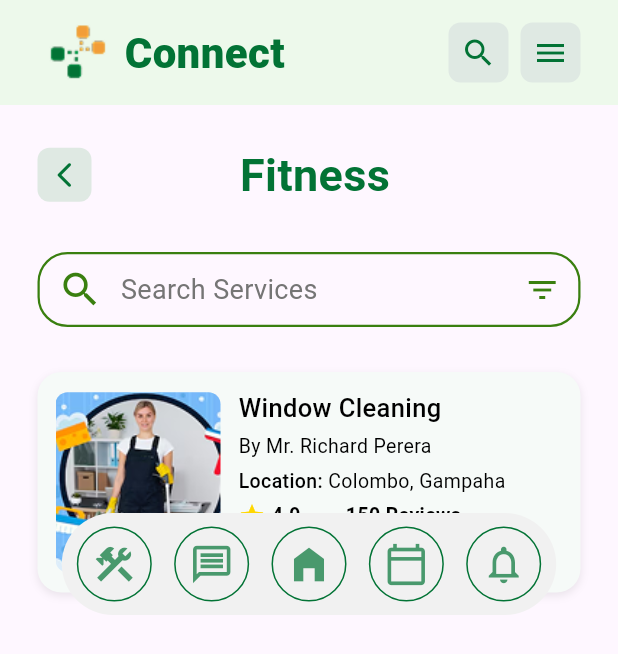
After one commit to sadeesacs/MAD, a Flutter app: the screen it shows after launch, after a tap on "Fitness", on a phone screen of 412 x 824 dp. The commit adds this screen. Shown: the top 654 px of the screen. Run offline on Flutter 3.47's test engine with Material 3 defaults, Android fonts, the phone set to English and light mode, and no system bars.

Commit message:
Category based service listing screen

```diff
--- /dev/null
+++ b/connect/lib/Customer/screens/category_based_service_listing/service_listing_screen.dart
@@ -0,0 +1,271 @@
+import 'package:flutter/material.dart';
+import 'package:flutter/rendering.dart';
+
+// Reuse your existing custom AppBar and NavBar
+import '../../widgets/connect_app_bar.dart';
+import '../../widgets/connect_nav_bar.dart';
+
+// Reuse your search bar from home, or create a new search bar if preferred
+import '../home/widgets/search_bar_widget.dart';
+
+// The widget for each service card
+import 'widgets/service_listing_card.dart';
+
+class ServiceListingScreen extends StatefulWidget {
+  final String categoryName;
+
+  const ServiceListingScreen({
+    Key? key,
+    required this.categoryName,
+  }) : super(key: key);
+
+  @override
+  State<ServiceListingScreen> createState() => _ServiceListingScreenState();
+}
+
+class _ServiceListingScreenState extends State<ServiceListingScreen> {
+  final ScrollController _scrollController = ScrollController();
+  bool _hideNavBar = false;
+  double _lastOffset = 0;
+
+  // Example service data for demonstration.
+  // In a real app, you'd fetch from an API or local data source.
+  final List<Map<String, dynamic>> allServices = [
+    {
+      'category': 'Fitness',
+      'title': 'Window Cleaning',
+      'provider': 'Mr. Richard Perera',
+      'city': 'Colombo',
+      'province': 'Gampaha',
+      'rating': 4.9,
+      'reviews': 150,
+      'price': 500.00,
+      'image': 'assets/images/cover_image/cleaning1.png',
+    },
+    {
+      'category': 'Gardening',
+      'title': 'Garden Maintenance',
+      'provider': 'Ms. Alice Green',
+      'city': 'Colombo',
+      'province': 'Western',
+      'rating': 4.7,
+      'reviews': 110,
+      'price': 800.00,
+      'image': 'assets/images/cover_image/gardening1.jpg',
+    },
+    {
+      'category': 'Cleaning',
+      'title': 'Window Cleaning',
+      'provider': 'Mr. Richard Perera',
+      'city': 'Colombo',
+      'province': 'Gampaha',
+      'rating': 4.9,
+      'reviews': 150,
+      'price': 500.00,
+      'image': 'assets/images/cover_image/cleaning1.png',
+    },
+    {
+      'category': 'Gardening',
+      'title': 'Garden Maintenance',
+      'provider': 'Ms. Alice Green',
+      'city': 'Colombo',
+      'province': 'Western',
+      'rating': 4.7,
+      'reviews': 110,
+      'price': 800.00,
+      'image': 'assets/images/cover_image/gardening1.jpg',
+    },
+    {
+      'category': 'Cleaning',
+      'title': 'Window Cleaning',
+      'provider': 'Mr. Richard Perera',
+      'city': 'Colombo',
+      'province': 'Gampaha',
+      'rating': 4.9,
+      'reviews': 150,
+      'price': 500.00,
+      'image': 'assets/images/cover_image/cleaning1.png',
+    },
+    {
+      'category': 'Gardening',
+      'title': 'Garden Maintenance',
+      'provider': 'Ms. Alice Green',
+      'city': 'Colombo',
+      'province': 'Western',
+      'rating': 4.7,
+      'reviews': 110,
+      'price': 800.00,
+      'image': 'assets/images/cover_image/gardening1.jpg',
+    },
+    {
+      'category': 'Cleaning',
+      'title': 'Window Cleaning',
+      'provider': 'Mr. Richard Perera',
+      'city': 'Colombo',
+      'province': 'Gampaha',
+      'rating': 4.9,
+      'reviews': 150,
+      'price': 500.00,
+      'image': 'assets/images/cover_image/cleaning1.png',
+    },
+    {
+      'category': 'Gardening',
+      'title': 'Garden Maintenance',
+      'provider': 'Ms. Alice Green',
+      'city': 'Colombo',
+      'province': 'Western',
+      'rating': 4.7,
+      'reviews': 110,
+      'price': 800.00,
+      'image': 'assets/images/cover_image/gardening1.jpg',
+    },
+
+    // ... more services ...
+  ];
+
+  List<Map<String, dynamic>> filteredServices = [];
+
+  @override
+  void initState() {
+    super.initState();
+    _scrollController.addListener(_onScroll);
+
+    // Filter services based on the passed category name
+    filteredServices = allServices.where((service) {
+      return service['category'] == widget.categoryName;
+    }).toList();
+  }
+
+  void _onScroll() {
+    final offset = _scrollController.position.pixels;
+    final direction = _scrollController.position.userScrollDirection;
+
+    // Hide on scroll down, show on scroll up
+    if (direction == ScrollDirection.reverse && offset > _lastOffset) {
+      if (!_hideNavBar) {
+        setState(() => _hideNavBar = true);
+      }
+    } else if (direction == ScrollDirection.forward && offset < _lastOffset) {
+      if (_hideNavBar) {
+        setState(() => _hideNavBar = false);
+      }
+    }
+    _lastOffset = offset;
+  }
+
+  @override
+  void dispose() {
+    _scrollController.removeListener(_onScroll);
+    _scrollController.dispose();
+    super.dispose();
+  }
+
+  @override
+  Widget build(BuildContext context) {
+    return Scaffold(
+      // Same gradient app bar
+      appBar: const ConnectAppBar(),
+      body: Stack(
+        children: [
+          SingleChildScrollView(
+            controller: _scrollController,
+            // 25px padding around all content
+            padding: const EdgeInsets.all(25),
+            child: Column(
+              children: [
+                // Row for back button + centered category name
+                Row(
+                  children: [
+                    // Back Arrow (left)
+                    GestureDetector(
+                      onTap: () => Navigator.pop(context),
+                      child: Container(
+                        padding: const EdgeInsets.all(8),
+                        decoration: BoxDecoration(
+                          color: const Color(0xFFDFE9E3),
+                          borderRadius: BorderRadius.circular(8),
+                        ),
+                        child: const Icon(
+                          Icons.arrow_back_ios_new_rounded,
+                          color: Color(0xFF027335),
+                          size: 20,
+                        ),
+                      ),
+                    ),
+                    // Spacer so we can place the category name center
+                    const Spacer(),
+
+                    // Category name (center)
+                    Text(
+                      widget.categoryName,
+                      style: const TextStyle(
+                        fontFamily: 'Roboto',
+                        fontWeight: FontWeight.bold,
+                        fontSize: 30,
+                        color: Color(0xFF027335),
+                      ),
+                    ),
+                    // Spacer so that text remains centered
+                    const Spacer(),
+
+                    // Invisible box matching arrow size to keep text centered
+                    // If you want no empty space on the right, you can skip this
+                    SizedBox(width: 28) // ~ the width of arrow+padding
+                  ],
+                ),
+
+                const SizedBox(height: 30),
+
+                // Reuse the same search bar
+                SearchBarWidget(
+                  onTap: () {
+                    Navigator.pushNamed(context, '/search');
+                  },
+                ),
+
+                const SizedBox(height: 30),
+
+                // Service cards for this category
+                Column(
+                  children: filteredServices.map((service) {
+                    return Padding(
+                      padding: const EdgeInsets.only(bottom: 20),
+                      child: ServiceListingCard(
+                        imagePath: service['image'],
+                        title: service['title'],
+                        provider: service['provider'],
+                        city: service['city'],
+                        province: service['province'],
+                        rating: service['rating'],
+                        reviewsCount: service['reviews'],
+                        price: service['price'],
+                      ),
+                    );
+                  }).toList(),
+                ),
+
+                // Extra bottom spacing
+
+              ],
+            ),
+          ),
+
+          // Floating NavBar with hide/show animation
+          Positioned(
+            left: 0,
+            right: 0,
+            bottom: 30,
+            child: AnimatedSlide(
+              duration: const Duration(milliseconds: 500),
+              offset: _hideNavBar ? const Offset(0, 1.5) : const Offset(0, 0),
+              child: const ConnectNavBar(
+                // This isn't the home page, so set false
+                isHomeSelected: false,
+              ),
+            ),
+          ),
+        ],
+      ),
+    );
+  }
+}
--- /dev/null
+++ b/connect/lib/Customer/screens/category_based_service_listing/widgets/service_listing_card.dart
@@ -0,0 +1,166 @@
+import 'package:flutter/material.dart';
+
+class ServiceListingCard extends StatelessWidget {
+  final String imagePath;
+  final String title;
+  final String provider;
+  final String city;
+  final String province;
+  final double rating;
+  final int reviewsCount;
+  final double price;
+
+  const ServiceListingCard({
+    super.key,
+    required this.imagePath,
+    required this.title,
+    required this.provider,
+    required this.city,
+    required this.province,
+    required this.rating,
+    required this.reviewsCount,
+    required this.price,
+  });
+
+  @override
+  Widget build(BuildContext context) {
+    return Container(
+      // 10% rounded edges, color: F6FAF8, with drop shadow
+      decoration: BoxDecoration(
+        color: const Color(0xFFF6FAF8),
+        borderRadius: BorderRadius.circular(16), // ~10% of typical card size
+        boxShadow: [
+          BoxShadow(
+            color: Colors.black.withOpacity(0.08),
+            offset: const Offset(0, 2),
+            blurRadius: 4,
+          ),
+        ],
+      ),
+      padding: const EdgeInsets.all(12),
+      child: Row(
+        children: [
+          // Cover image
+          ClipRRect(
+            borderRadius: BorderRadius.circular(8),
+            child: Image.asset(
+              imagePath,
+              width: 110,
+              height: 120,
+              fit: BoxFit.cover,
+            ),
+          ),
+          const SizedBox(width: 12),
+          // Service details
+          Expanded(
+            child: Column(
+              crossAxisAlignment: CrossAxisAlignment.start,
+              children: [
+                // Window Cleaning
+                Text(
+                  title,
+                  style: const TextStyle(
+                    fontFamily: 'Roboto',
+                    fontSize: 17,
+                    fontWeight: FontWeight.w500, // "Medium"
+                    color: Colors.black,
+                  ),
+                ),
+                const SizedBox(height: 4),
+                // By Mr. Richard Perera
+                Text(
+                  'By $provider',
+                  style: const TextStyle(
+                    fontFamily: 'Roboto',
+                    fontSize: 13,
+                    fontWeight: FontWeight.w400,
+                    color: Colors.black,
+                  ),
+                ),
+                const SizedBox(height: 4),
+                // Location:
+                Row(
+                  children: [
+                    const Text(
+                      'Location: ',
+                      style: TextStyle(
+                        fontFamily: 'Roboto',
+                        fontSize: 13,
+                        fontWeight: FontWeight.w500, // "Medium"
+                        color: Colors.black,
+                      ),
+                    ),
+                    Text(
+                      '$city, $province',
+                      style: const TextStyle(
+                        fontFamily: 'Roboto',
+                        fontSize: 13,
+                        fontWeight: FontWeight.w400,
+                        color: Colors.black,
+                      ),
+                    ),
+                  ],
+                ),
+                const SizedBox(height: 4),
+                // Rating & Reviews
+                Row(
+                  children: [
+                    const Icon(
+                      Icons.star,
+                      color: Color(0xFFFFD700), // #FFD700
+                      size: 18,
+                    ),
+                    const SizedBox(width: 4),
+                    Text(
+                      rating.toStringAsFixed(1), // e.g. "4.9"
+                      style: const TextStyle(
+                        fontFamily: 'Roboto',
+                        fontSize: 13,
+                        fontWeight: FontWeight.w600, // "Semibold"
+                        color: Colors.black,
+                      ),
+                    ),
+                    const SizedBox(width: 30),
+                    Text(
+                      '$reviewsCount Reviews',
+                      style: const TextStyle(
+                        fontFamily: 'Roboto',
+                        fontSize: 13,
+                        fontWeight: FontWeight.w600,
+                        color: Colors.black,
+                      ),
+                    ),
+                  ],
+                ),
+                const SizedBox(height: 4),
+                // LKR 500.00/h
+                Row(
+                  children: [
+                    Text(
+                      'LKR ${price.toStringAsFixed(2)}',
+                      style: const TextStyle(
+                        fontFamily: 'Roboto',
+                        fontWeight: FontWeight.w600,
+                        fontSize: 18,
+                        color: Colors.black,
+                      ),
+                    ),
+                    Text(
+                      '/h',
+                      style: TextStyle(
+                        fontFamily: 'Roboto',
+                        fontWeight: FontWeight.w600,
+                        fontSize: 18,
+                        color: Colors.grey[600], // #898A8D approx
+                      ),
+                    ),
+                  ],
+                ),
+              ],
+            ),
+          ),
+        ],
+      ),
+    );
+  }
+}
--- a/connect/lib/Customer/screens/home/widgets/categories_widget.dart
+++ b/connect/lib/Customer/screens/home/widgets/categories_widget.dart
@@ -1,4 +1,6 @@
 import 'package:flutter/material.dart';
+import '../../category_based_service_listing/service_listing_screen.dart';
+// <-- Make sure this path is correct for your project
 
 class CategoriesWidget extends StatelessWidget {
   const CategoriesWidget({super.key});
@@ -25,7 +27,7 @@ class CategoriesWidget extends StatelessWidget {
               'Categories',
               style: TextStyle(
                 fontFamily: 'Roboto',
-                fontWeight: FontWeight.w600, // SemiBold
+                fontWeight: FontWeight.w600,
                 fontSize: 24,
                 color: Color(0xFF027335),
               ),
@@ -43,22 +45,34 @@ class CategoriesWidget extends StatelessWidget {
         ),
         const SizedBox(height: 16),
 
-        /// **Fixed Grid to Avoid Overflow**
+        /// Grid with category items
         GridView.builder(
           shrinkWrap: true,
           physics: const NeverScrollableScrollPhysics(),
           gridDelegate: const SliverGridDelegateWithFixedCrossAxisCount(
-            crossAxisCount: 4, // 4 items per row
-            crossAxisSpacing: 16, // Horizontal spacing
-            mainAxisSpacing: 30,  // Increased vertical spacing
-            childAspectRatio: 0.8, // **Ensure enough height for image + text**
+            crossAxisCount: 4,
+            crossAxisSpacing: 16,
+            mainAxisSpacing: 30,
+            childAspectRatio: 0.8,
           ),
           itemCount: categories.length,
           itemBuilder: (context, index) {
             final category = categories[index];
 
-            return Column(
-              mainAxisSize: MainAxisSize.min, // Prevents overflow issues
+            return InkWell(
+              onTap: () {
+                // Navigate to the new screen, passing category name
+                Navigator.push(
+                  context,
+                  MaterialPageRoute(
+                    builder: (_) => ServiceListingScreen(
+                      categoryName: category['name']!,
+                    ),
+                  ),
+                );
+              },
+              child: Column(
+                mainAxisSize: MainAxisSize.min,
                 children: [
                   Container(
                     width: 70,
@@ -71,7 +85,7 @@ class CategoriesWidget extends StatelessWidget {
                       ),
                     ),
                   ),
-                const SizedBox(height: 6), // Extra spacing for text
+                  const SizedBox(height: 6),
                   Text(
                     category['name']!,
                     textAlign: TextAlign.center,
@@ -81,9 +95,10 @@ class CategoriesWidget extends StatelessWidget {
                       fontWeight: FontWeight.w500,
                     ),
                     maxLines: 1,
-                  overflow: TextOverflow.ellipsis, // Prevents multi-line overflow
+                    overflow: TextOverflow.ellipsis,
                   ),
                 ],
+              ),
             );
           },
         ),
--- a/connect/pubspec.yaml
+++ b/connect/pubspec.yaml
@@ -63,6 +63,7 @@ flutter:
      - assets/images/categories/
      - assets/images/jobs/
      - assets/images/other/
+     - assets/images/cover_image/
 
   # An image asset can refer to one or more resolution-specific "variants", see
   # https://flutter.dev/to/resolution-aware-images
```
Also changed, not shown: connect/assets/images/cover_image/Alpha Wolf.jpg (deleted), connect/assets/images/cover_image/cleaning1.png (added), connect/assets/images/cover_image/gardening1.jpg (added). Lines whose indentation alone changed are shown as unchanged.
